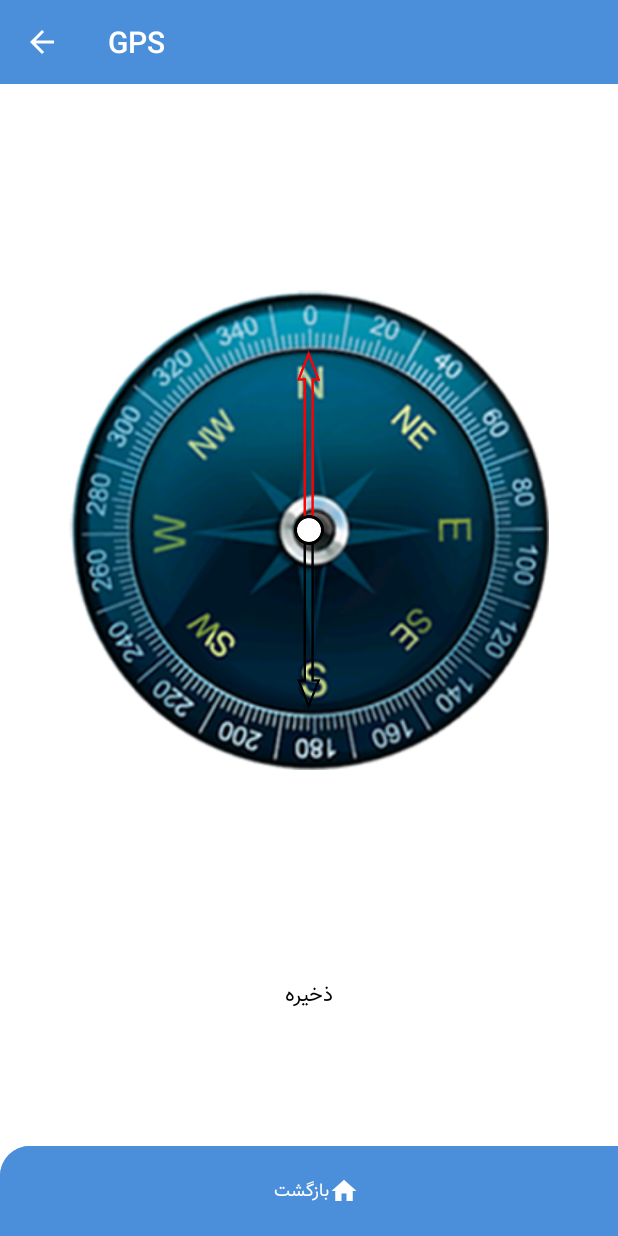
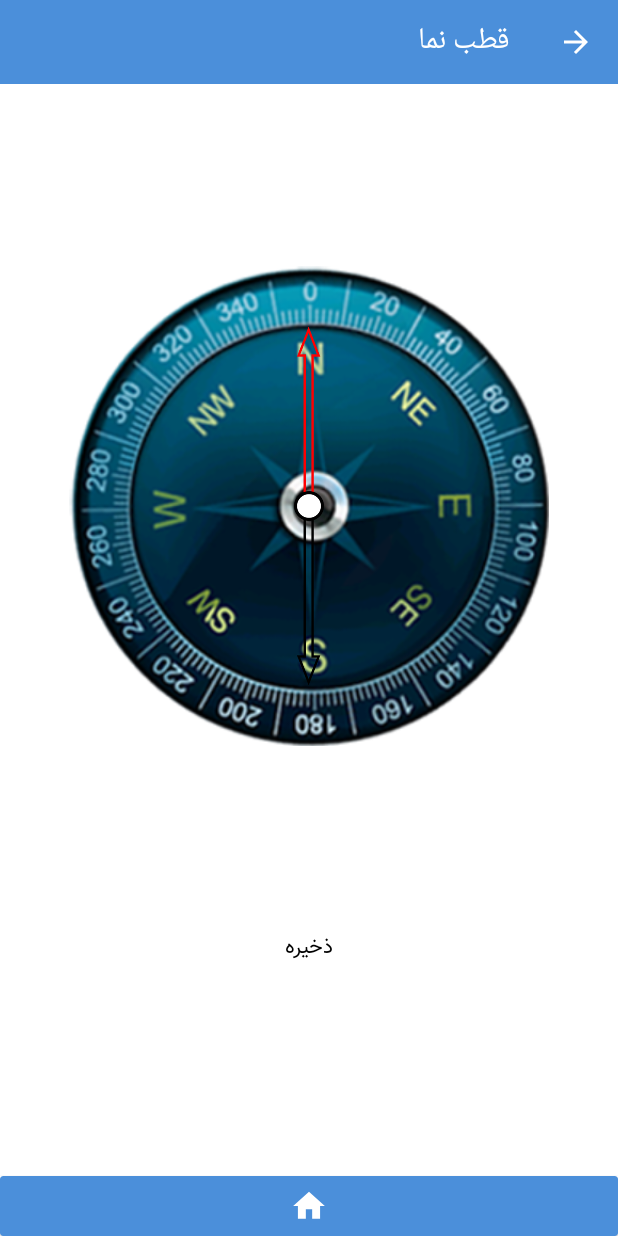
Before and after one commit to DiakoHasani/PaymanYar, an Android app: the fragment Compass_Fragment placed in its activity, on a phone screen of 412 x 824 dp. Run offline under Robolectric (Android 15) with nearby library versions, the phone set to English and light mode, and no system bars; our stand-ins replace Shimmer.

Commit message:
diako:بخشی از یوآی ابزارها

```diff
--- a/app/src/main/java/ir/tdaapp/paymanyar/View/Fragments/Compass_Fragment.java
+++ b/app/src/main/java/ir/tdaapp/paymanyar/View/Fragments/Compass_Fragment.java
@@ -79,7 +79,7 @@ public class Compass_Fragment extends Fragment implements S_CompassFragment {
     void setToolbar() {
 
         toolbar.setTitleTextColor(getResources().getColor(R.color.colorWhite));
-        toolbar.setTitle(getContext().getResources().getString(R.string.GPS));
+        toolbar.setTitle(getContext().getResources().getString(R.string.compass));
         ((ToolsActivity) getActivity()).setSupportActionBar(toolbar);
         ((ToolsActivity) getActivity()).getSupportActionBar().setDisplayHomeAsUpEnabled(true);
         toolbar.getNavigationIcon().setColorFilter(getResources().getColor(R.color.colorWhite), PorterDuff.Mode.SRC_ATOP);
--- /dev/null
+++ b/app/src/main/res/drawable/ic_minues.xml
@@ -0,0 +1,5 @@
+<vector android:height="24dp" android:tint="#FFFFFF"
+    android:viewportHeight="24.0" android:viewportWidth="24.0"
+    android:width="24dp" xmlns:android="http://schemas.android.com/apk/res/android">
+    <path android:fillColor="#FF000000" android:pathData="M19,13H5v-2h14v2z"/>
+</vector>
--- /dev/null
+++ b/app/src/main/res/drawable/ic_plus.xml
@@ -0,0 +1,5 @@
+<vector android:height="24dp" android:tint="#FFFFFF"
+    android:viewportHeight="24.0" android:viewportWidth="24.0"
+    android:width="24dp" xmlns:android="http://schemas.android.com/apk/res/android">
+    <path android:fillColor="#FF000000" android:pathData="M19,13h-6v6h-2v-6H5v-2h6V5h2v6h6v2z"/>
+</vector>
--- a/app/src/main/res/layout/compass_fragment.xml
+++ b/app/src/main/res/layout/compass_fragment.xml
@@ -1,11 +1,12 @@
 <?xml version="1.0" encoding="utf-8"?>
 <RelativeLayout xmlns:android="http://schemas.android.com/apk/res/android"
-    xmlns:tools="http://schemas.android.com/tools"
-    xmlns:app="http://schemas.android.com/apk/res-auto"
     android:layout_width="match_parent"
     android:layout_height="match_parent"
+    xmlns:app="http://schemas.android.com/apk/res-auto"
     android:background="@color/colorWhite"
-    tools:context=".View.Fragments.Magnifier_Fragment">
+    android:clickable="true"
+    android:layoutDirection="rtl"
+    android:textDirection="rtl">
 
     <androidx.appcompat.widget.Toolbar
         android:id="@+id/toolbar"
@@ -19,7 +20,8 @@
         android:layout_height="match_parent"
         android:weightSum="10"
         android:layout_below="@+id/toolbar"
-        android:orientation="vertical">
+        android:orientation="vertical"
+        android:layout_above="@id/btn_Home">
 
 
         <RelativeLayout
@@ -32,7 +34,7 @@
                 android:layout_width="320dp"
                 android:layout_height="320dp"
                 android:layout_centerInParent="true"
-                android:src="@drawable/ic_compassbg" />
+                android:src="@drawable/ic_compassbg"/>
 
             <ImageView
                 android:id="@+id/compass_hands"
@@ -68,56 +70,34 @@
 
                 </LinearLayout>
 
+        </RelativeLayout>
 
+
+    </LinearLayout>
+
+    <androidx.cardview.widget.CardView
+        android:id="@+id/btn_Home"
+        android:layout_width="match_parent"
+        android:layout_height="40dp"
+        app:cardUseCompatPadding="false"
+        android:clipToPadding="false"
+        app:cardBackgroundColor="@color/colorPrimary"
+        android:clickable="true"
+        android:theme="@style/AppTheme.MyRipple"
+        android:layout_alignParentBottom="true">
+
+        <RelativeLayout
+            android:layout_width="match_parent"
+            android:layout_height="match_parent">
+
+            <ImageView
+                android:layout_width="match_parent"
+                android:layout_height="match_parent"
+                android:layout_centerInParent="true"
+                android:src="@drawable/ic_home"
+                android:padding="7dp"/>
 
         </RelativeLayout>
 
-        <RelativeLayout
-            android:layout_width="match_parent"
-            android:layout_height="0dp"
-            android:layout_weight="0.2"/>
-
-        <RelativeLayout
-            android:layout_width="match_parent"
-            android:layout_height="0dp"
-            android:layout_weight="0.8"
-            android:background="@drawable/border_bottombar_navigation">
-
-            <LinearLayout
-                android:layout_width="match_parent"
-                android:layout_height="match_parent"
-                android:weightSum="4.1"
-                android:orientation="horizontal">
-
-
-                <LinearLayout
-                    android:layout_width="match_parent"
-                    android:layout_height="match_parent"
-                    android:layout_weight="2"
-                    android:orientation="horizontal"
-                    android:gravity="center"
-                    android:clickable="true"
-                    android:background="@drawable/background_item_left_bottombar">
-
-                    <TextView
-                        android:layout_width="wrap_content"
-                        android:layout_height="wrap_content"
-                        android:fontFamily="@font/vazir"
-                        android:textSize="12dp"
-                        android:textColor="@color/colorWhite"
-                        android:text="@string/Return"
-                        android:layout_marginLeft="10dp"/>
-
-                    <ImageView
-                        android:layout_width="20dp"
-                        android:layout_height="20dp"
-                        android:src="@drawable/ic_home"/>
-
-                </LinearLayout>
-
-            </LinearLayout>
-
-        </RelativeLayout>
-
-    </LinearLayout>
+    </androidx.cardview.widget.CardView>
 </RelativeLayout>
--- a/app/src/main/res/layout/filter_wide_dialog.xml
+++ b/app/src/main/res/layout/filter_wide_dialog.xml
@@ -36,7 +36,7 @@
         android:layout_height="250dp"
         android:layout_below="@id/head">
 
-        <ScrollView
+        <androidx.core.widget.NestedScrollView
             android:id="@+id/Items"
             android:layout_width="match_parent"
             android:layout_height="wrap_content">
@@ -48,7 +48,7 @@
 
             </androidx.recyclerview.widget.RecyclerView>
 
-        </ScrollView>
+        </androidx.core.widget.NestedScrollView>
 
     </RelativeLayout>
 
--- a/app/src/main/res/layout/gps_fragment.xml
+++ b/app/src/main/res/layout/gps_fragment.xml
@@ -67,7 +67,6 @@
                         android:layout_width="match_parent"
                         android:layout_height="match_parent"
                         android:gravity="center"
-                        android:text="55555"
                         android:id="@+id/gps_lon"
                         android:textColor="@color/colorBlack"
                         android:maxLines="1"
@@ -107,7 +106,6 @@
                         android:layout_width="match_parent"
                         android:layout_height="match_parent"
                         android:gravity="center"
-                        android:text="55555"
                         android:textColor="@color/colorBlack"
                         android:maxLines="1"
                         android:id="@+id/gps_lat"
```
Also changed, not shown: app/src/main/java/ir/tdaapp/paymanyar/View/Fragments/Magnifier_Fragment.java (+5 -15 lines), app/src/main/res/layout/magnifier_fragment.xml (+23 -36 lines).
